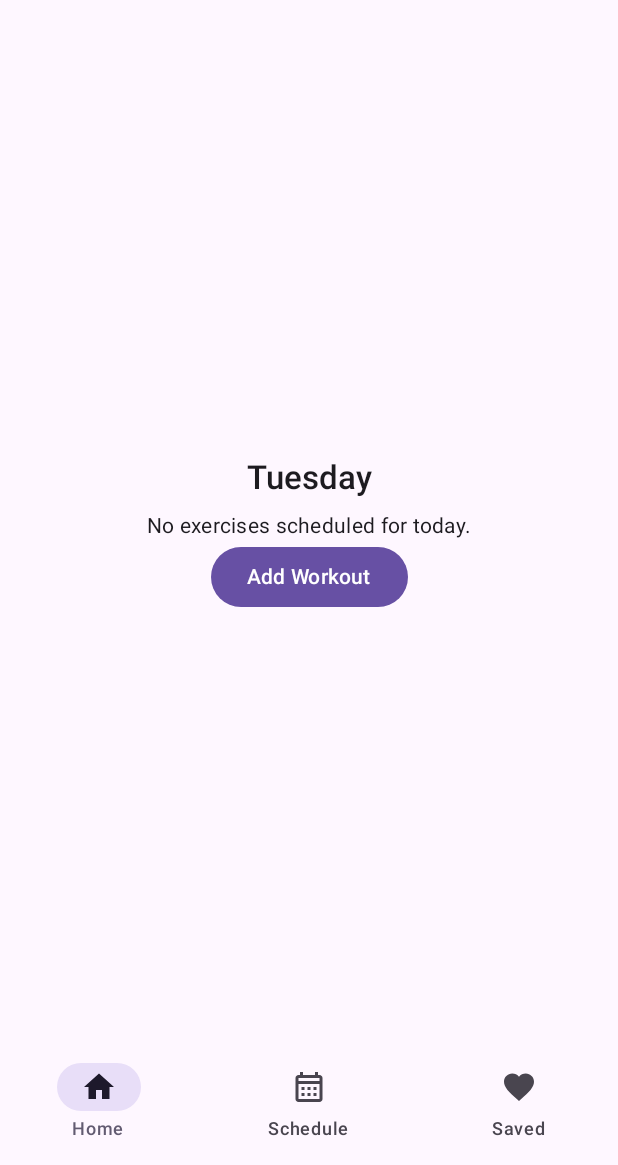
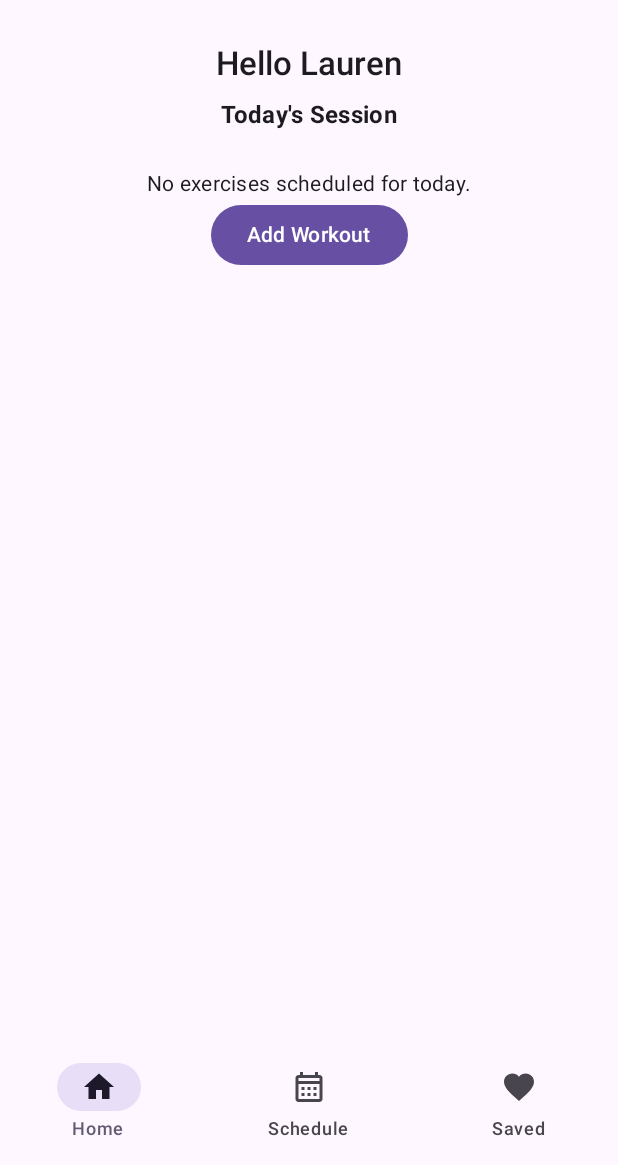
Before and after one commit to facesareablxr/Fitness_King, an Android app built with Jetpack Compose: the screen it shows after launch (MainActivity), on a phone screen of 412 x 824 dp, the part 71-1236 px from its top. Run offline under Robolectric (Android 15) with nearby library versions, the phone set to English and light mode, and no system bars; libraries missing offline, so code that uses them is left out: com.github.doyaaaaaken.kotlincsv; pictures from the network do not load.

Commit message:
Near final version, flare may be added, if time.

```diff
--- a/app/src/main/java/uk/ac/aber/dcs/cs31620/fitnessking/ui/home/HomeScreen.kt
+++ b/app/src/main/java/uk/ac/aber/dcs/cs31620/fitnessking/ui/home/HomeScreen.kt
@@ -122,19 +122,29 @@ fun HomeScreenContent(
         modifier = modifier
             .padding(4.dp)
             .fillMaxSize(),
-        verticalArrangement = Arrangement.Center,
+        verticalArrangement = Arrangement.Top, // Align to the top of the screen
         horizontalAlignment = Alignment.CenterHorizontally
     ) {
         item {
-            // Display the current day
-            val currentDayCaps = LocalDate.now().dayOfWeek.name
-            val currentDay = currentDayCaps.lowercase().replaceFirstChar { it.uppercase() }
+            // Display the greeting with the username
+            val greeting = "${stringResource(R.string.greeting)} ${stringResource(R.string.name)}"
+
             Text(
-                text = currentDay,
+                text = greeting,
                 style = MaterialTheme.typography.titleLarge,
                 fontWeight = FontWeight.SemiBold
             )
+            Spacer(modifier = Modifier.height(8.dp))
+            // Display "Today's Session" underneath
+            Text(
+                text = "Today's Session",
+                style = MaterialTheme.typography.titleMedium,
+                fontWeight = FontWeight.Bold
+            )
+            Spacer(modifier = Modifier.height(16.dp))
         }
+
+        // Check if there's a workout for today
         todaysWorkout?.let { workout ->
             todaysExercises?.let { exercises ->
                 item {
@@ -167,6 +177,7 @@ fun HomeScreenContent(
                     )
                 }
             }
+
             item {
                 // Button to navigate to the Add Workout screen
                 Button(
@@ -180,7 +191,6 @@ fun HomeScreenContent(
         }
     }
 }
-
 /**
  * Represents a stylized workout overview card that displays workout details.
  * @param modifier is the Modifier for styling
--- a/app/src/main/res/values/strings.xml
+++ b/app/src/main/res/values/strings.xml
@@ -44,4 +44,6 @@
     <string name="userBox">User Name</string>
     <string name="emailBox">Email</string>
     <string name="Settings">Settings</string>
+    <string name="name">Lauren</string>
+    <string name="greeting">Hello</string>
 </resources>
```
